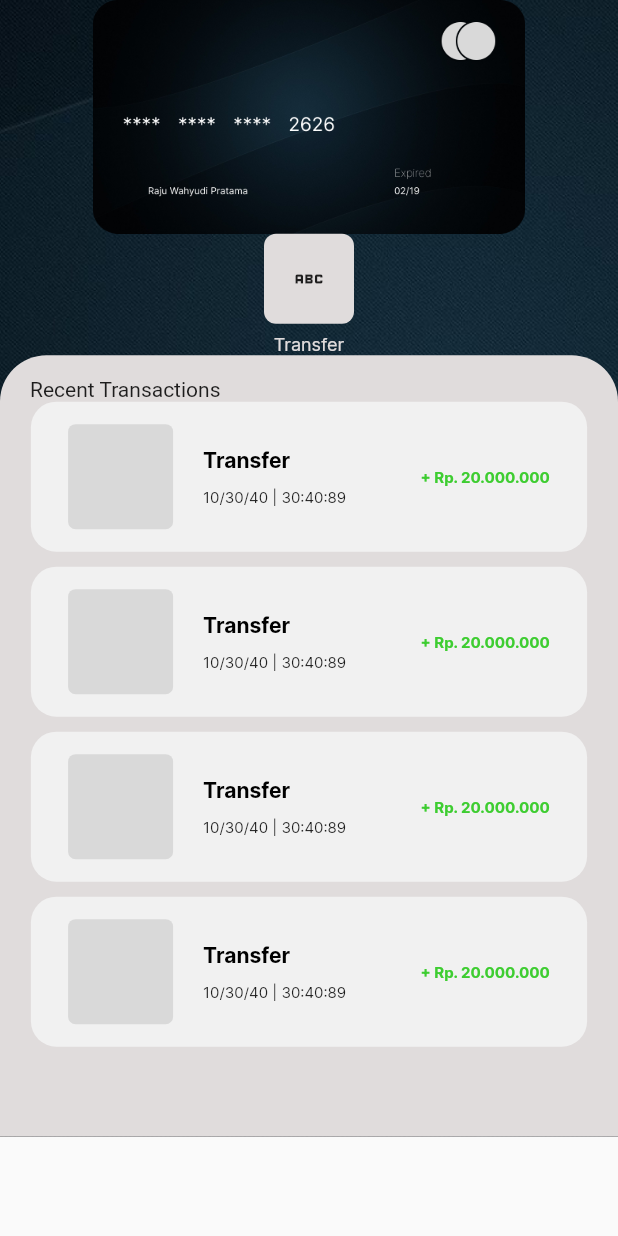
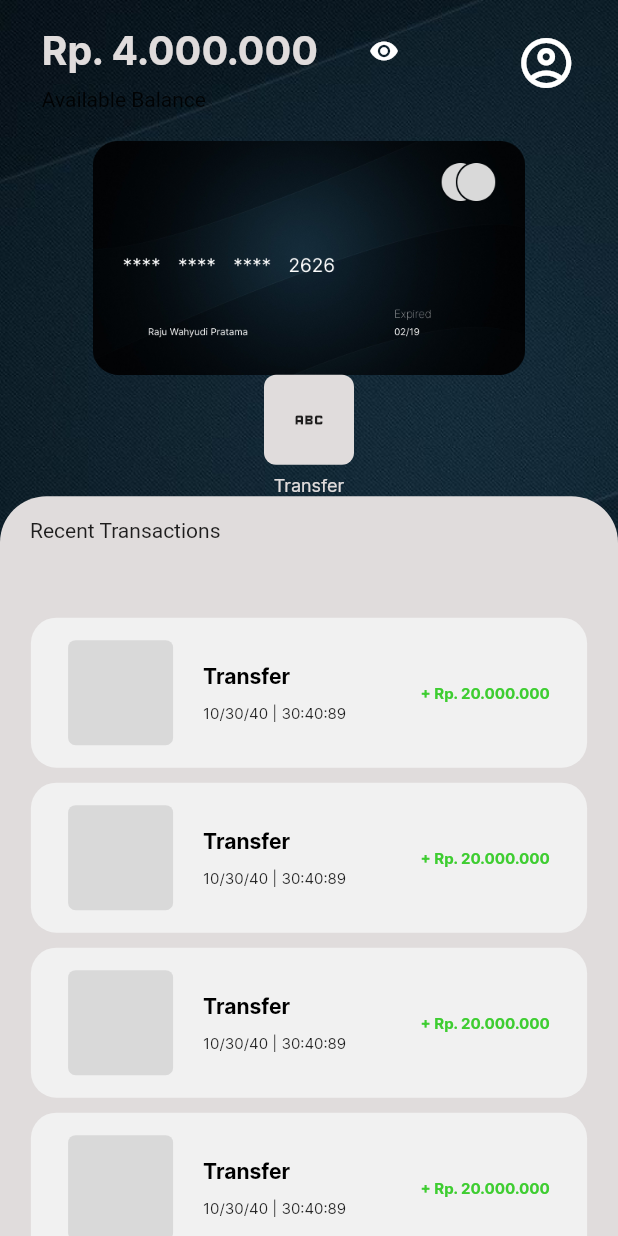
Before and after one commit to rajuwahyudii/mainmenu_mobile_banking-Flutter, a Flutter app: the screen it shows after launch, on a phone screen of 412 x 824 dp. Run offline on Flutter 3.47's test engine with Material 2 defaults, Android fonts, the phone set to English and light mode, and no system bars.

Commit message:
add information balance widget and edit in list history widget

```diff
--- a/lib/main.dart
+++ b/lib/main.dart
@@ -10,7 +10,7 @@ class MyApp extends StatelessWidget {
 
   @override
   Widget build(BuildContext context) {
-    return const MaterialApp(
+    return MaterialApp(
       debugShowCheckedModeBanner: false,
       home: MainMenu(),
     );
--- a/lib/pages/mainmenu.dart
+++ b/lib/pages/mainmenu.dart
@@ -1,8 +1,8 @@
 // ignore_for_file: file_names
 
 import 'package:flutter/material.dart';
-import 'package:mobile_banking_menu/theme/color.dart';
 import 'package:mobile_banking_menu/widgets/button/buttonmenu.dart';
+import 'package:mobile_banking_menu/widgets/information_balance.dart';
 import 'package:mobile_banking_menu/widgets/listhistory.dart';
 
 class MainMenu extends StatelessWidget {
@@ -28,6 +28,7 @@ class MainMenu extends StatelessWidget {
                 mainAxisAlignment: MainAxisAlignment.spaceBetween,
                 crossAxisAlignment: CrossAxisAlignment.center,
                 children: [
+                  InformationBalanceWidget(width: size.width),
                   Image.asset(
                     "assets/images/card.png",
                     width: size.width * 0.7,
--- a/lib/theme/font.dart
+++ b/lib/theme/font.dart
@@ -39,3 +39,11 @@ const TextStyle textButtonTextStyle = TextStyle(
   fontSize: 12,
   color: greyBackgroundColor,
 );
+
+//balance Textstyle
+const TextStyle balanceTextStyle = TextStyle(
+  fontFamily: 'inter',
+  fontWeight: FontWeight.w700,
+  fontSize: 26,
+  color: greyBackgroundColor,
+);
--- /dev/null
+++ b/lib/widgets/information_balance.dart
@@ -0,0 +1,57 @@
+import 'package:flutter/material.dart';
+import 'package:mobile_banking_menu/theme/color.dart';
+import 'package:mobile_banking_menu/theme/font.dart';
+
+class InformationBalanceWidget extends StatelessWidget {
+  double width;
+  InformationBalanceWidget({
+    required this.width,
+    Key? key,
+  }) : super(key: key);
+
+  @override
+  Widget build(BuildContext context) {
+    return Container(
+      width: width,
+      padding: const EdgeInsets.only(top: 10, bottom: 20),
+      child: Row(
+        mainAxisAlignment: MainAxisAlignment.spaceEvenly,
+        children: [
+          Container(
+            width: width * 0.7,
+            child: Column(
+              crossAxisAlignment: CrossAxisAlignment.start,
+              children: [
+                Row(
+                  children: [
+                    const Text(
+                      "Rp. 4.000.000",
+                      style: balanceTextStyle,
+                    ),
+                    const SizedBox(
+                      width: 20,
+                    ),
+                    IconButton(
+                      onPressed: () {},
+                      icon: const Icon(
+                        Icons.remove_red_eye,
+                        size: 20,
+                        color: lightTextColor,
+                      ),
+                    )
+                  ],
+                ),
+                Text("Available Balance")
+              ],
+            ),
+          ),
+          const Icon(
+            Icons.account_circle_outlined,
+            color: lightTextColor,
+            size: 40,
+          )
+        ],
+      ),
+    );
+  }
+}
--- a/lib/widgets/listhistory.dart
+++ b/lib/widgets/listhistory.dart
@@ -30,7 +30,7 @@ class ListHistoryWidget extends StatelessWidget {
         crossAxisAlignment: CrossAxisAlignment.start,
         children: const <Widget>[
           Padding(
-            padding: EdgeInsets.only(left: 20.0),
+            padding: EdgeInsets.only(left: 20, bottom: 50),
             child: Text("Recent Transactions"),
           ),
           HistoryWidget(),
```
